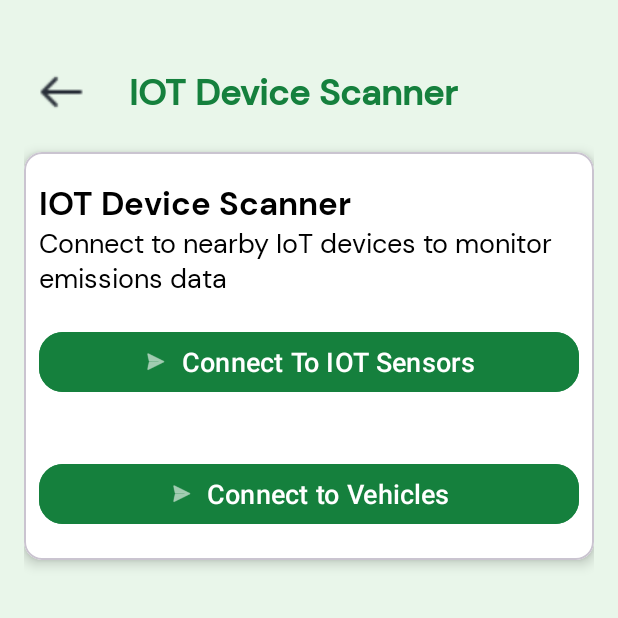
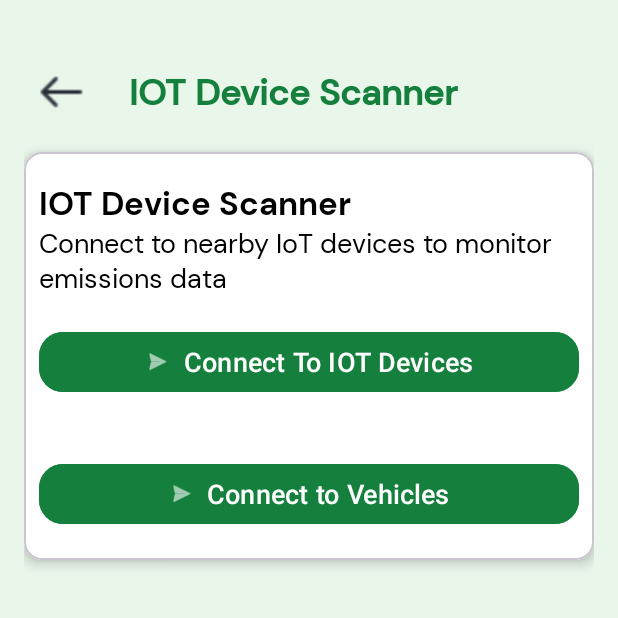
Before and after one commit to vishal-bhutekar21/Odoo_hackathon-Carbon-Footprint-Tracker_49, an Android app: the ConnectIOT screen opened directly, with no data from a screen before it, on a phone screen of 412 x 824 dp, the top half of it. Run offline under Robolectric (Android 15) with nearby library versions, the light colour scheme and no system bars.

```diff
--- a/app/src/main/java/com/chaitany/carbonview/ConnectIOT.kt
+++ b/app/src/main/java/com/chaitany/carbonview/ConnectIOT.kt
@@ -7,6 +7,7 @@ import android.os.Looper
 import android.view.View
 import androidx.appcompat.app.AppCompatActivity
 import androidx.appcompat.widget.Toolbar
+import com.chaitany.carbonview.IOTIntegration.AddDevices
 import com.google.android.material.button.MaterialButton
 
 class ConnectIOT : AppCompatActivity() {
@@ -31,7 +32,7 @@ class ConnectIOT : AppCompatActivity() {
             Handler(Looper.getMainLooper()).postDelayed({
                 progressBar.visibility = View.GONE
                 btnConnect.isEnabled = true
-                val intent = Intent(this, IOT_Simulator::class.java)
+                val intent = Intent(this, AddDevices::class.java)
                 startActivity(intent)
             }, 4000)
         }
--- a/app/src/main/res/layout/activity_connect_iot.xml
+++ b/app/src/main/res/layout/activity_connect_iot.xml
@@ -88,7 +88,7 @@
                 android:id="@+id/btn_connect"
                 android:layout_width="match_parent"
                 android:layout_height="wrap_content"
-                android:text="Connect To IOT Sensors"
+                android:text="Connect To IOT Devices"
                 android:layout_marginTop="20dp"
                 android:layout_marginLeft="10dp"
                 android:layout_marginRight="10dp"
```
Also changed, not shown: app/src/main/AndroidManifest.xml (+8 -0 lines).
